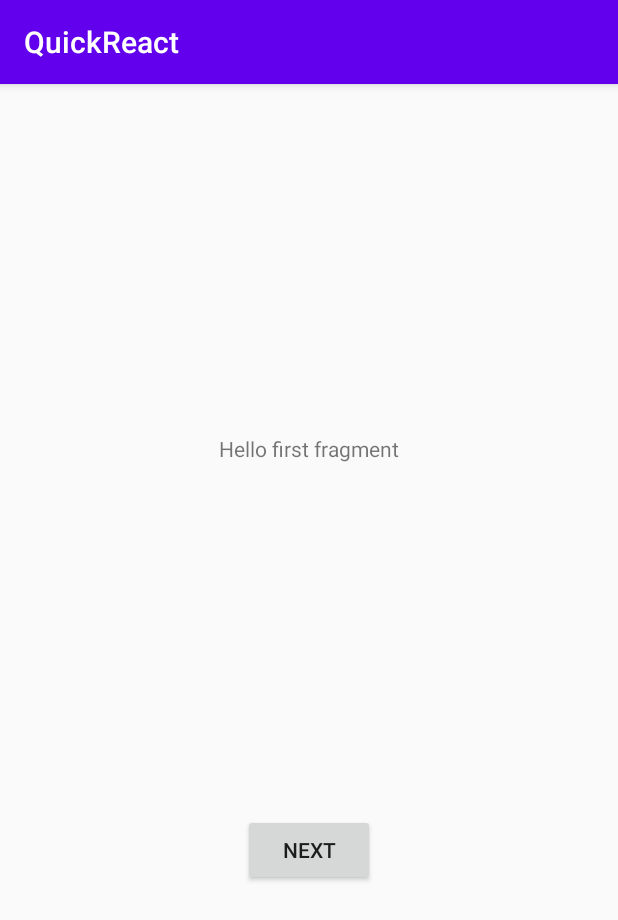
After one commit to WesleyChoi/QuickReact, an Android app: the fragment First2Fragment shown on its own in the app's theme, on a phone screen of 412 x 824 dp. The commit adds this screen. Shown: the top 920 px of the screen. Run offline under Robolectric (Android 15) with nearby library versions, the phone set to English and light mode, and no system bars.

Commit message:
added nav from launch to compass

```diff
--- a/app/src/main/AndroidManifest.xml
+++ b/app/src/main/AndroidManifest.xml
@@ -10,7 +10,11 @@
         android:supportsRtl="true"
         android:theme="@style/AppTheme">
         <activity
-            android:name=".launch_drill_selector"
+            android:name=".CompassAgilitySelector"
+            android:label="@string/title_activity_compass_agility_selector"
+            android:theme="@style/AppTheme.NoActionBar"></activity>
+        <activity
+            android:name=".LaunchDrillSelector"
             android:label="@string/title_activity_launch_drill_selector"
             android:theme="@style/AppTheme.NoActionBar">
             <intent-filter>
--- /dev/null
+++ b/app/src/main/java/com/example/quickreact/First2Fragment.java
@@ -0,0 +1,34 @@
+package com.example.quickreact;
+
+import android.os.Bundle;
+import android.view.LayoutInflater;
+import android.view.View;
+import android.view.ViewGroup;
+
+import androidx.annotation.NonNull;
+import androidx.fragment.app.Fragment;
+import androidx.navigation.fragment.NavHostFragment;
+
+public class First2Fragment extends Fragment {
+
+    @Override
+    public View onCreateView(
+            LayoutInflater inflater, ViewGroup container,
+            Bundle savedInstanceState
+    ) {
+        // Inflate the layout for this fragment
+        return inflater.inflate(R.layout.fragment_first2, container, false);
+    }
+
+    public void onViewCreated(@NonNull View view, Bundle savedInstanceState) {
+        super.onViewCreated(view, savedInstanceState);
+
+        view.findViewById(R.id.button_first).setOnClickListener(new View.OnClickListener() {
+            @Override
+            public void onClick(View view) {
+                NavHostFragment.findNavController(First2Fragment.this)
+                        .navigate(R.id.action_First2Fragment_to_Second2Fragment);
+            }
+        });
+    }
+}
--- a/app/src/main/res/layout/activity_launch_drill_selector.xml
+++ b/app/src/main/res/layout/activity_launch_drill_selector.xml
@@ -4,7 +4,7 @@
     xmlns:tools="http://schemas.android.com/tools"
     android:layout_width="match_parent"
     android:layout_height="match_parent"
-    tools:context=".launch_drill_selector">
+    tools:context=".LaunchDrillSelector">
 
     <com.google.android.material.appbar.AppBarLayout
         android:layout_width="match_parent"
--- /dev/null
+++ b/app/src/main/res/layout/content_compass_agility_selector.xml
@@ -0,0 +1,6 @@
+<?xml version="1.0" encoding="utf-8"?>
+<androidx.constraintlayout.widget.ConstraintLayout xmlns:android="http://schemas.android.com/apk/res/android"
+    xmlns:app="http://schemas.android.com/apk/res-auto"
+    android:layout_width="match_parent"
+    android:layout_height="match_parent"
+    app:layout_behavior="@string/appbar_scrolling_view_behavior"></androidx.constraintlayout.widget.ConstraintLayout>
--- /dev/null
+++ b/app/src/main/res/layout/fragment_first2.xml
@@ -0,0 +1,28 @@
+<?xml version="1.0" encoding="utf-8"?>
+<androidx.constraintlayout.widget.ConstraintLayout xmlns:android="http://schemas.android.com/apk/res/android"
+    xmlns:app="http://schemas.android.com/apk/res-auto"
+    xmlns:tools="http://schemas.android.com/tools"
+    android:layout_width="match_parent"
+    android:layout_height="match_parent"
+    tools:context=".First2Fragment">
+
+    <TextView
+        android:id="@+id/textview_first"
+        android:layout_width="wrap_content"
+        android:layout_height="wrap_content"
+        android:text="@string/hello_first_fragment"
+        app:layout_constraintBottom_toTopOf="@id/button_first"
+        app:layout_constraintEnd_toEndOf="parent"
+        app:layout_constraintStart_toStartOf="parent"
+        app:layout_constraintTop_toTopOf="parent" />
+
+    <Button
+        android:id="@+id/button_first"
+        android:layout_width="wrap_content"
+        android:layout_height="wrap_content"
+        android:text="@string/next"
+        app:layout_constraintBottom_toBottomOf="parent"
+        app:layout_constraintEnd_toEndOf="parent"
+        app:layout_constraintStart_toStartOf="parent"
+        app:layout_constraintTop_toBottomOf="@id/textview_first" />
+</androidx.constraintlayout.widget.ConstraintLayout>
--- a/app/src/main/res/values/strings.xml
+++ b/app/src/main/res/values/strings.xml
@@ -9,4 +9,5 @@
 
     <string name="hello_first_fragment">Hello first fragment</string>
     <string name="hello_second_fragment">Hello second fragment. Arg: %1$s</string>
+    <string name="title_activity_compass_agility_selector">CompassAgilitySelector</string>
 </resources>
```
Also changed, not shown: app/src/main/java/com/example/quickreact/CompassAgilitySelector.java (added, +30 -0 lines), app/src/main/java/com/example/quickreact/LaunchDrillSelector.java (added, +41 -0 lines), app/src/main/java/com/example/quickreact/MainActivity.java (+19 -0 lines), app/src/main/java/com/example/quickreact/Second2Fragment.java (added, +34 -0 lines), app/src/main/java/com/example/quickreact/launch_drill_selector.java (deleted, +0 -31 lines), app/src/main/res/layout/compass_agility_selector.xml (+10 -6 lines), app/src/main/res/layout/fragment_second2.xml (added, +27 -0 lines), app/src/main/res/navigation/nav_graph.xml (+20 -0 lines).
